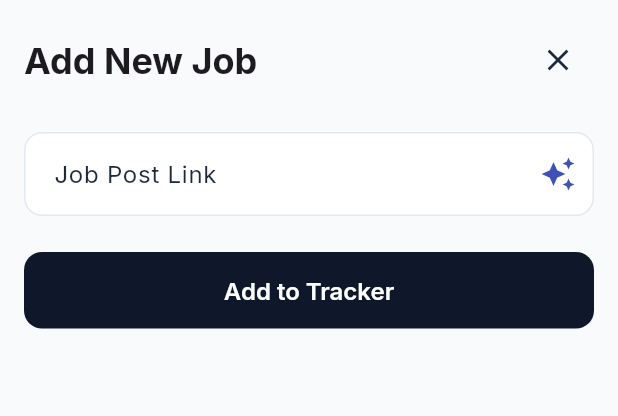
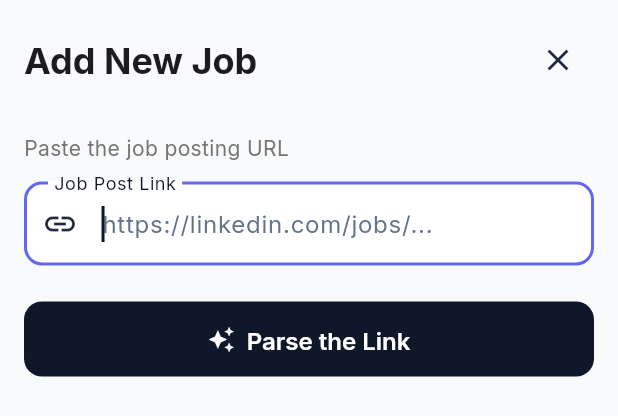
Before and after one commit to Thariq16/Job-Tracker, a Flutter app: the AddJobModal widget shown alone on an empty page, opened directly, on a phone screen of 412 x 824 dp. Shown: the top 416 px of the screen. Run offline on Flutter 3.47's test engine with Material 3 defaults, Android fonts, the phone set to English and light mode, and no system bars; our stand-ins replace cloud_firestore, file_picker, firebase_analytics, firebase_auth, firebase_core, firebase_storage and 6 more; accounts and stored records are empty; statements that could not run were skipped.

Commit message:
fix: null handlers & ui render

```diff
--- a/lib/core/skeleton_loader.dart
+++ b/lib/core/skeleton_loader.dart
@@ -89,9 +89,9 @@ class SkeletonJobCard extends StatelessWidget {
                   const SizedBox(height: 12),
                   const Row(
                     children: [
-                      SkeletonLoader(width: 60, height: 20, borderRadius: 6),
+                      Flexible(child: SkeletonLoader(width: 60, height: 20, borderRadius: 6)),
                       SizedBox(width: 8),
-                      SkeletonLoader(width: 40, height: 20, borderRadius: 6),
+                      Flexible(child: SkeletonLoader(width: 40, height: 20, borderRadius: 6)),
                     ],
                   ),
                 ],
--- a/lib/features/admin/admin_repository.dart
+++ b/lib/features/admin/admin_repository.dart
@@ -42,14 +42,14 @@ class AdminRepository {
 
   /// Get total job count across all users
   Future<int> getTotalJobs() async {
-    final snapshot = await _firestore.collectionGroup('jobs').count().get();
+    final snapshot = await _firestore.collection('jobs').count().get();
     return snapshot.count ?? 0;
   }
 
   /// Get all jobs for analysis (unique companies, etc.)
   Future<List<Map<String, dynamic>>> getAllJobs() async {
-    final snapshot = await _firestore.collectionGroup('jobs').get();
-    return snapshot.docs.map((doc) => doc.data()).toList();
+    final snapshot = await _firestore.collection('jobs').get();
+    return snapshot.docs.map((doc) => doc.data() as Map<String, dynamic>).toList();
   }
 
   /// Get unique company names and their counts
--- a/lib/features/daily_engagement/daily_engagement_repository.dart
+++ b/lib/features/daily_engagement/daily_engagement_repository.dart
@@ -35,7 +35,7 @@ class DailyEngagementRepository {
 
     return _todayDoc.snapshots().map((snapshot) {
       if (!snapshot.exists) {
-        return DailyEngagement.empty(_userId!);
+        return DailyEngagement.empty(_userId ?? '');
       }
       return DailyEngagement.fromSnapshot(snapshot);
     });
@@ -47,7 +47,7 @@ class DailyEngagementRepository {
 
     final doc = await _todayDoc.get();
     if (!doc.exists) {
-      return DailyEngagement.empty(_userId!);
+      return DailyEngagement.empty(_userId ?? '');
     }
     return DailyEngagement.fromSnapshot(doc);
   }
--- a/lib/features/jobs/add_job_modal.dart
+++ b/lib/features/jobs/add_job_modal.dart
@@ -90,7 +90,12 @@ class _AddJobModalState extends ConsumerState<AddJobModal> {
 
   Future<void> _analyzeLink() async {
     final url = _linkController.text.trim();
-    if (url.isEmpty) return;
+    if (url.isEmpty) {
+      setState(() {
+        _error = 'Please paste a job link first';
+      });
+      return;
+    }
 
     setState(() {
       _isAnalyzing = true;
@@ -103,17 +108,16 @@ class _AddJobModalState extends ConsumerState<AddJobModal> {
 
       if (mounted) {
         setState(() {
-          // Populate fields if they are empty or we have better data
-          if (_companyController.text.isEmpty && data.company != null) {
+          if (data.company != null) {
             _companyController.text = data.company!;
           }
-          if (_roleController.text.isEmpty && data.role != null) {
+          if (data.role != null) {
             _roleController.text = data.role!;
           }
-          if (_countryController.text.isEmpty && data.country != null) {
+          if (data.country != null) {
             _countryController.text = data.country!;
           }
-          if (_descController.text.isEmpty && data.description != null) {
+          if (data.description != null) {
             _descController.text = data.description!;
           }
 
@@ -147,7 +151,7 @@ class _AddJobModalState extends ConsumerState<AddJobModal> {
     } catch (e) {
       if (mounted) {
         setState(() {
-          _error = 'Failed to analyze link: $e';
+          _error = 'Failed to parse link: $e';
         });
       }
     } finally {
@@ -159,6 +163,8 @@ class _AddJobModalState extends ConsumerState<AddJobModal> {
 
   @override
   Widget build(BuildContext context) {
+    final isEditing = widget.jobToEdit != null;
+
     return Padding(
       padding: EdgeInsets.only(
         bottom: MediaQuery.of(context).viewInsets.bottom,
@@ -171,11 +177,12 @@ class _AddJobModalState extends ConsumerState<AddJobModal> {
           mainAxisSize: MainAxisSize.min,
           crossAxisAlignment: CrossAxisAlignment.stretch,
           children: [
+            // Header
             Row(
               mainAxisAlignment: MainAxisAlignment.spaceBetween,
               children: [
                 Text(
-                  widget.jobToEdit != null ? 'Edit Job' : 'Add New Job',
+                  isEditing ? 'Edit Job' : (_hasAnalyzed ? 'Review & Add' : 'Add New Job'),
                   style: Theme.of(context).textTheme.headlineSmall?.copyWith(
                     fontWeight: FontWeight.bold,
                   ),
@@ -188,7 +195,13 @@ class _AddJobModalState extends ConsumerState<AddJobModal> {
             ),
             const SizedBox(height: 24),
 
-            // Link Input
+            // ── STEP 1: Link Input ──
+            if (!_hasAnalyzed && !isEditing) ...[
+              Text(
+                'Paste the job posting URL',
+                style: GoogleFonts.inter(fontSize: 14, color: Colors.grey[600]),
+              ),
+              const SizedBox(height: 12),
               TextField(
                 controller: _linkController,
                 decoration: InputDecoration(
@@ -196,17 +209,45 @@ class _AddJobModalState extends ConsumerState<AddJobModal> {
                   hintText: 'https://linkedin.com/jobs/...',
                   errorText: _error,
                   contentPadding: const EdgeInsets.symmetric(horizontal: 16, vertical: 16),
-                suffixIcon: _isAnalyzing
-                    ? Transform.scale(scale: 0.5, child: const CircularProgressIndicator())
-                    : IconButton(
-                        icon: const Icon(Icons.auto_awesome, color: Colors.indigo),
-                        onPressed: _analyzeLink,
-                        tooltip: 'Auto-fill from Link',
+                  prefixIcon: const Icon(Icons.link),
+                ),
+                autofocus: true,
+              ),
+              const SizedBox(height: 24),
+              SizedBox(
+                height: 50,
+                child: ElevatedButton.icon(
+                  onPressed: _isAnalyzing ? null : _analyzeLink,
+                  icon: _isAnalyzing
+                      ? const SizedBox(
+                          width: 20,
+                          height: 20,
+                          child: CircularProgressIndicator(strokeWidth: 2, color: Colors.white),
+                        )
+                      : const Icon(Icons.auto_awesome),
+                  label: Text(_isAnalyzing ? 'Parsing...' : 'Parse the Link'),
                 ),
               ),
+              const SizedBox(height: 24),
+            ],
+
+            // ── STEP 2: Parsed data review + Submit ──
+            if (_hasAnalyzed || isEditing) ...[
+              // Link field (editable, shown for reference)
+              TextField(
+                controller: _linkController,
+                decoration: InputDecoration(
+                  labelText: 'Job Post Link',
+                  contentPadding: const EdgeInsets.symmetric(horizontal: 16, vertical: 16),
+                  suffixIcon: !isEditing
+                      ? IconButton(
+                          icon: const Icon(Icons.auto_awesome, color: Colors.indigo),
+                          onPressed: _isAnalyzing ? null : _analyzeLink,
+                          tooltip: 'Re-parse link',
+                        )
+                      : null,
                 ),
-
-            if (_hasAnalyzed || _companyController.text.isNotEmpty) ...[
+              ),
               const SizedBox(height: 16),
               TextField(
                 controller: _companyController,
@@ -282,7 +323,7 @@ class _AddJobModalState extends ConsumerState<AddJobModal> {
                 data: Theme.of(context).copyWith(dividerColor: Colors.transparent),
                 child: ExpansionTile(
                   title: const Text("Job Details"),
-                  initiallyExpanded: _hasAnalyzed,
+                  initiallyExpanded: _hasAnalyzed && !isEditing,
                   children: [
                     TextField(
                       controller: _descController,
@@ -330,14 +371,17 @@ class _AddJobModalState extends ConsumerState<AddJobModal> {
                   ],
                 ),
               ),
-            ],
 
               const SizedBox(height: 24),
-            ElevatedButton(
+              SizedBox(
+                height: 50,
+                child: ElevatedButton(
                   onPressed: _submitForm,
-              child: Text(widget.jobToEdit != null ? 'Save Changes' : 'Add to Tracker'),
+                  child: Text(isEditing ? 'Save Changes' : 'Add to Tracker'),
+                ),
               ),
               const SizedBox(height: 24),
+            ],
           ],
         ),
       ),
--- a/lib/features/jobs/job_model.dart
+++ b/lib/features/jobs/job_model.dart
@@ -89,7 +89,7 @@ class JobModel {
       benefits: data['benefits'] != null ? List<String>.from(data['benefits']) : null,
       country: data['country'],
       workMode: data['workMode'],
-      appliedDate: (data['appliedDate'] as Timestamp).toDate(),
+      appliedDate: data['appliedDate'] != null ? (data['appliedDate'] as Timestamp).toDate() : DateTime.now(),
       updatedAt: data['updatedAt'] != null ? (data['updatedAt'] as Timestamp).toDate() : null,
       followUpDate: data['followUpDate'] != null ? (data['followUpDate'] as Timestamp).toDate() : null,
     );
--- a/lib/features/linkedin_setup/linkedin_setup_repository.dart
+++ b/lib/features/linkedin_setup/linkedin_setup_repository.dart
@@ -30,7 +30,7 @@ class LinkedInSetupRepository {
 
     return _progressDoc.snapshots().map((snapshot) {
       if (!snapshot.exists) {
-        return LinkedInSetupProgress.empty(_userId!);
+        return LinkedInSetupProgress.empty(_userId ?? '');
       }
       return LinkedInSetupProgress.fromSnapshot(snapshot);
     });
@@ -42,7 +42,7 @@ class LinkedInSetupRepository {
 
     final snapshot = await _progressDoc.get();
     if (!snapshot.exists) {
-      return LinkedInSetupProgress.empty(_userId!);
+      return LinkedInSetupProgress.empty(_userId ?? '');
     }
     return LinkedInSetupProgress.fromSnapshot(snapshot);
   }
--- a/lib/features/networking/networking_repository.dart
+++ b/lib/features/networking/networking_repository.dart
@@ -26,6 +26,7 @@ class NetworkingRepository {
 
   /// Stream all networking activities (most recent first)
   Stream<List<NetworkingActivity>> getActivitiesStream() {
+    if (_auth.currentUser?.uid == null) return Stream.value([]);
     return _collection
         .orderBy('createdAt', descending: true)
         .snapshots()
@@ -36,6 +37,7 @@ class NetworkingRepository {
 
   /// Stream activities for a specific job
   Stream<List<NetworkingActivity>> getActivitiesForJobStream(String jobId) {
+    if (_auth.currentUser?.uid == null) return Stream.value([]);
     return _collection
         .where('jobId', isEqualTo: jobId)
         .orderBy('createdAt', descending: true)
```
Also changed, not shown: lib/features/networking/networking_provider.dart (+25 -0 lines). Lines whose indentation alone changed are shown as unchanged.
